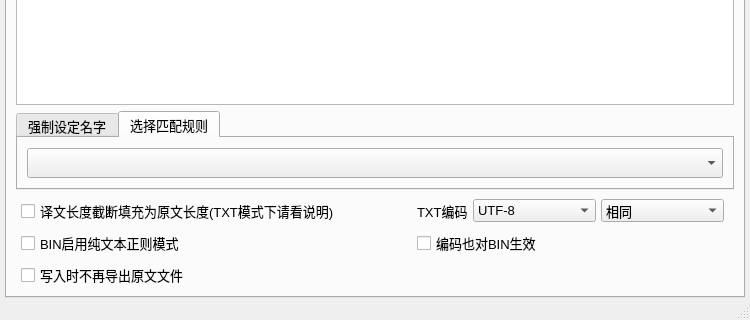
Above: main/ui_mainWindow.ui from satan53x/SExtractor before the change; both pictures show x 0 to 750 and y 355 to 675 of the 750 by 675 pixel window. Below: the same form after it.
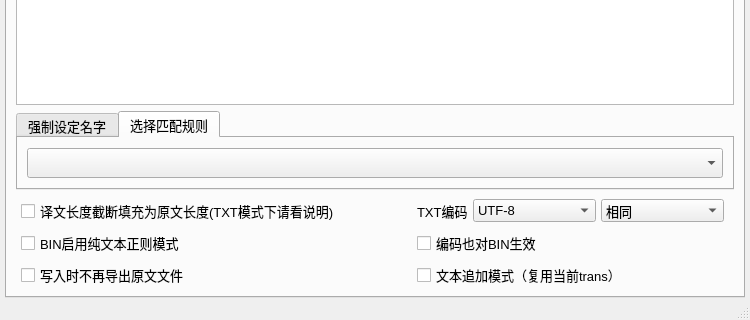
That is the form after the change.

Commit message: Add Func: Text Append 文本追加模式

```diff
--- a/main/ui_mainWindow.ui
+++ b/main/ui_mainWindow.ui
@@ -619,7 +619,7 @@
            </item>
            <item>
             <widget class="QWidget" name="widget_19" native="true">
-             <layout class="QHBoxLayout" name="horizontalLayout_32">
+             <layout class="QHBoxLayout" name="horizontalLayout_32" stretch="10,8">
               <property name="leftMargin">
                <number>5</number>
               </property>
@@ -639,6 +639,13 @@
                 </property>
                </widget>
               </item>
+              <item>
+               <widget class="QCheckBox" name="textAppendCheck">
+                <property name="text">
+                 <string>文本追加模式（复用当前trans）</string>
+                </property>
+               </widget>
+              </item>
              </layout>
             </widget>
            </item>
```
The commit also changes 6 other files.
